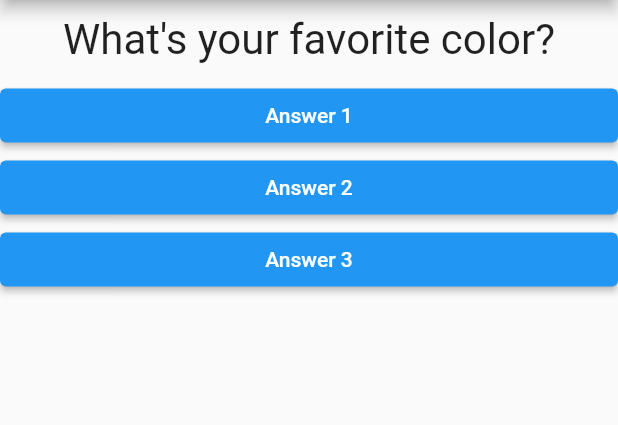
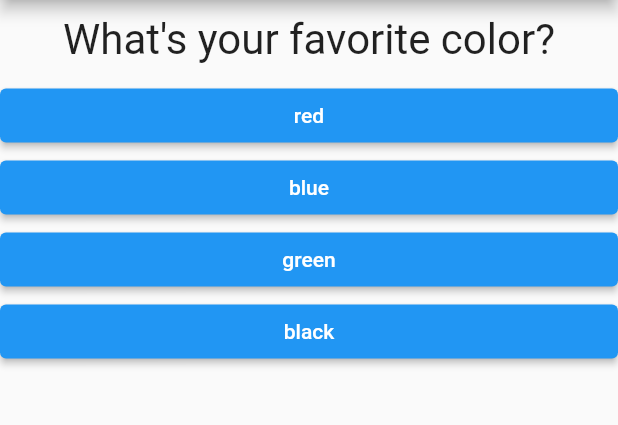
Before and after one commit to mgiuseppe/flutter-quiz-app, a Flutter app: the screen it shows after launch, on a phone screen of 412 x 824 dp, the part 84-509 px from its top. Run offline on Flutter 3.47's test engine with Material 2 defaults, Android fonts, the phone set to English and light mode, and no system bars.

```diff
--- a/lib/main.dart
+++ b/lib/main.dart
@@ -1,7 +1,7 @@
 import 'package:flutter/material.dart';
 
-import './question.dart';
-import './answer.dart';
+import 'quiz.dart';
+import 'result.dart';
 
 void main() => runApp(const MyApp());
 
@@ -14,28 +14,29 @@ class MyApp extends StatefulWidget {
 }
 
 class _MyAppState extends State<MyApp> {
+  final _questions = [
+    {
+      'questionText': 'What\'s your favorite color?',
+      'answers': ['red', 'blue', 'green', 'black']
+    },
+    {
+      'questionText': 'What\'s your favorite animal?',
+      'answers': ['dog', 'cat', 'parrot']
+    }
+  ];
   var _questionIndex = 0;
 
   @override
   Widget build(BuildContext context) {
-    var questions = [
-      'What\'s your favorite color?',
-      'What\'s your favorite animal?'
-    ];
     return MaterialApp(
         title: 'Flutter Demo',
         theme: ThemeData(primarySwatch: Colors.blue),
         // home is the widget for the default route of the app ([Navigator.defaultRouteName], which is / ).
         home: Scaffold(
             appBar: AppBar(title: const Text('My first App')),
-            body: Column(
-              children: [
-                Question(questions[_questionIndex]),
-                Answer('Answer 1', _onPressed),
-                Answer('Answer 2', _onPressed),
-                Answer('Answer 3', _onPressed),
-              ],
-            )));
+            body: _questionIndex < _questions.length
+                ? Quiz(questions: _questions, answerQuestion: _onPressed, questionIndex: _questionIndex)
+                : Result()));
   }
 
   void _onPressed() {
--- /dev/null
+++ b/lib/quiz.dart
@@ -0,0 +1,27 @@
+import 'package:flutter/material.dart';
+
+import 'answer.dart';
+import 'question.dart';
+
+class Quiz extends StatelessWidget {
+  final List<Map<String, Object>> questions;
+  final int questionIndex;
+  final VoidCallback answerQuestion;
+
+  const Quiz(
+      {required this.questions,
+      required this.answerQuestion,
+      required this.questionIndex});
+
+  @override
+  Widget build(BuildContext context) {
+    return Column(
+      children: [
+        Question(questions[questionIndex]['questionText'] as String),
+        ...(questions[questionIndex]['answers'] as List<String>).map((answer) {
+          return Answer(answer, answerQuestion);
+        })
+      ],
+    );
+  }
+}
```
Also changed, not shown: lib/main_old.dart (deleted, +0 -115 lines), lib/result.dart (added, +9 -0 lines).
